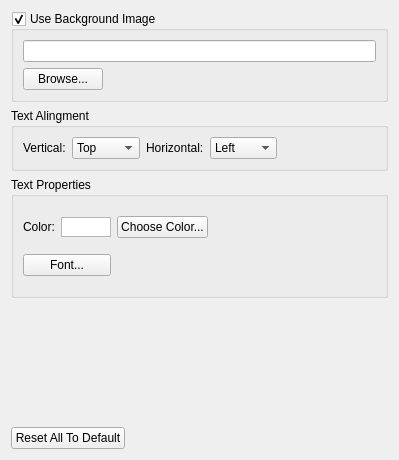
First picture: the form in src/announcementsettingwidget.ui, repository SoftProjector/src, before the edit.
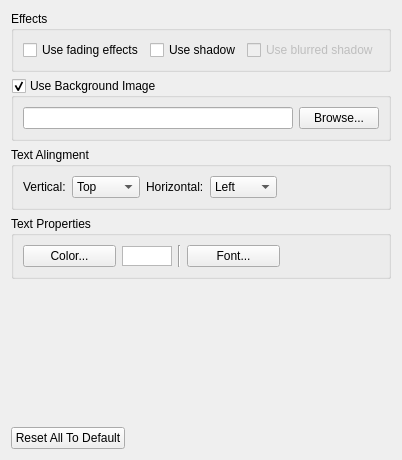
Second picture: the form after the edit.

Commit message: Color selection bug fix Moved all text rendering from softprojectortor displayscreen

What changed in the file:
```diff
--- a/src/announcementsettingwidget.ui
+++ b/src/announcementsettingwidget.ui
@@ -13,8 +13,50 @@
   <property name="windowTitle">
    <string>Form</string>
   </property>
-  <layout class="QGridLayout" name="gridLayout">
-   <item row="0" column="0">
+  <layout class="QVBoxLayout" name="verticalLayout">
+   <item>
+    <widget class="QGroupBox" name="groupBoxEffects">
+     <property name="title">
+      <string>Effects</string>
+     </property>
+     <layout class="QHBoxLayout" name="horizontalLayout_2">
+      <item>
+       <widget class="QCheckBox" name="checkBox_useFading">
+        <property name="toolTip">
+         <string>If checked, when switching displayed text, fades the old text out and fades the new text in .</string>
+        </property>
+        <property name="text">
+         <string>Use fading effects</string>
+        </property>
+       </widget>
+      </item>
+      <item>
+       <widget class="QCheckBox" name="checkBox_useShadow">
+        <property name="toolTip">
+         <string>Useful when using a wallpaper image. Displays a fancy shadow effect.</string>
+        </property>
+        <property name="text">
+         <string>Use shadow</string>
+        </property>
+       </widget>
+      </item>
+      <item>
+       <widget class="QCheckBox" name="checkBox_useBlurredShadow">
+        <property name="enabled">
+         <bool>false</bool>
+        </property>
+        <property name="toolTip">
+         <string>Useful when using a wallpaper image. Displays a fancy shadow effect.</string>
+        </property>
+        <property name="text">
+         <string>Use blurred shadow</string>
+        </property>
+       </widget>
+      </item>
+     </layout>
+    </widget>
+   </item>
+   <item>
     <widget class="QGroupBox" name="groupBox_Background">
      <property name="title">
       <string>Use Background Image</string>
@@ -22,38 +64,25 @@
      <property name="checkable">
       <bool>true</bool>
      </property>
-     <layout class="QGridLayout" name="gridLayout_7">
-      <item row="0" column="0" colspan="2">
+     <layout class="QHBoxLayout" name="horizontalLayout_4">
+      <item>
        <widget class="QLineEdit" name="lineEdit_Background">
         <property name="readOnly">
          <bool>true</bool>
         </property>
        </widget>
       </item>
-      <item row="1" column="0">
+      <item>
        <widget class="QPushButton" name="button_Background">
         <property name="text">
          <string>Browse...</string>
         </property>
        </widget>
       </item>
-      <item row="1" column="1">
-       <spacer name="horizontalSpacer_7">
-        <property name="orientation">
-         <enum>Qt::Horizontal</enum>
-        </property>
-        <property name="sizeHint" stdset="0">
-         <size>
-          <width>191</width>
-          <height>20</height>
-         </size>
-        </property>
-       </spacer>
-      </item>
      </layout>
     </widget>
    </item>
-   <item row="1" column="0">
+   <item>
     <widget class="QGroupBox" name="groupBox_textAlingment">
      <property name="title">
       <string>Text Alingment</string>
@@ -127,21 +156,27 @@
      </layout>
     </widget>
    </item>
-   <item row="2" column="0">
+   <item>
     <widget class="QGroupBox" name="groupBox_textProperties">
      <property name="title">
       <string>Text Properties</string>
      </property>
-     <layout class="QGridLayout" name="gridLayout_14">
-      <item row="0" column="0">
-       <widget class="QLabel" name="label_color">
+     <layout class="QHBoxLayout" name="horizontalLayout_3">
+      <item>
+       <widget class="QPushButton" name="button_textColor">
         <property name="text">
-         <string>Color:</string>
+         <string>Color...</string>
         </property>
        </widget>
       </item>
-      <item row="0" column="1">
+      <item>
        <widget class="QGraphicsView" name="graphicView_textColor">
+        <property name="sizePolicy">
+         <sizepolicy hsizetype="Fixed" vsizetype="Fixed">
+          <horstretch>0</horstretch>
+          <verstretch>0</verstretch>
+         </sizepolicy>
+        </property>
         <property name="minimumSize">
          <size>
           <width>50</width>
@@ -156,37 +191,37 @@
         </property>
        </widget>
       </item>
-      <item row="0" column="2">
-       <widget class="QPushButton" name="button_textColor">
-        <property name="text">
-         <string>Choose Color...</string>
-        </property>
-       </widget>
-      </item>
-      <item row="0" column="3">
-       <spacer name="horizontalSpacer_13">
+      <item>
+       <widget class="Line" name="line">
         <property name="orientation">
-         <enum>Qt::Horizontal</enum>
+         <enum>Qt::Vertical</enum>
         </property>
-        <property name="sizeHint" stdset="0">
-         <size>
-          <width>155</width>
-          <height>20</height>
-         </size>
-        </property>
-       </spacer>
+       </widget>
       </item>
-      <item row="1" column="0" colspan="2">
+      <item>
        <widget class="QPushButton" name="button_font">
         <property name="text">
          <string>Font...</string>
         </property>
        </widget>
       </item>
+      <item>
+       <widget class="QLabel" name="label_font">
+        <property name="sizePolicy">
+         <sizepolicy hsizetype="Minimum" vsizetype="Preferred">
+          <horstretch>0</horstretch>
+          <verstretch>0</verstretch>
+         </sizepolicy>
+        </property>
+        <property name="wordWrap">
+         <bool>true</bool>
+        </property>
+       </widget>
+      </item>
      </layout>
     </widget>
    </item>
-   <item row="3" column="0">
+   <item>
     <spacer name="verticalSpacer">
      <property name="orientation">
       <enum>Qt::Vertical</enum>
@@ -199,7 +234,7 @@
      </property>
     </spacer>
    </item>
-   <item row="4" column="0">
+   <item>
     <layout class="QHBoxLayout" name="horizontalLayout">
      <item>
       <widget class="QPushButton" name="pushButton_default">
```
The commit also changes 25 other files.
